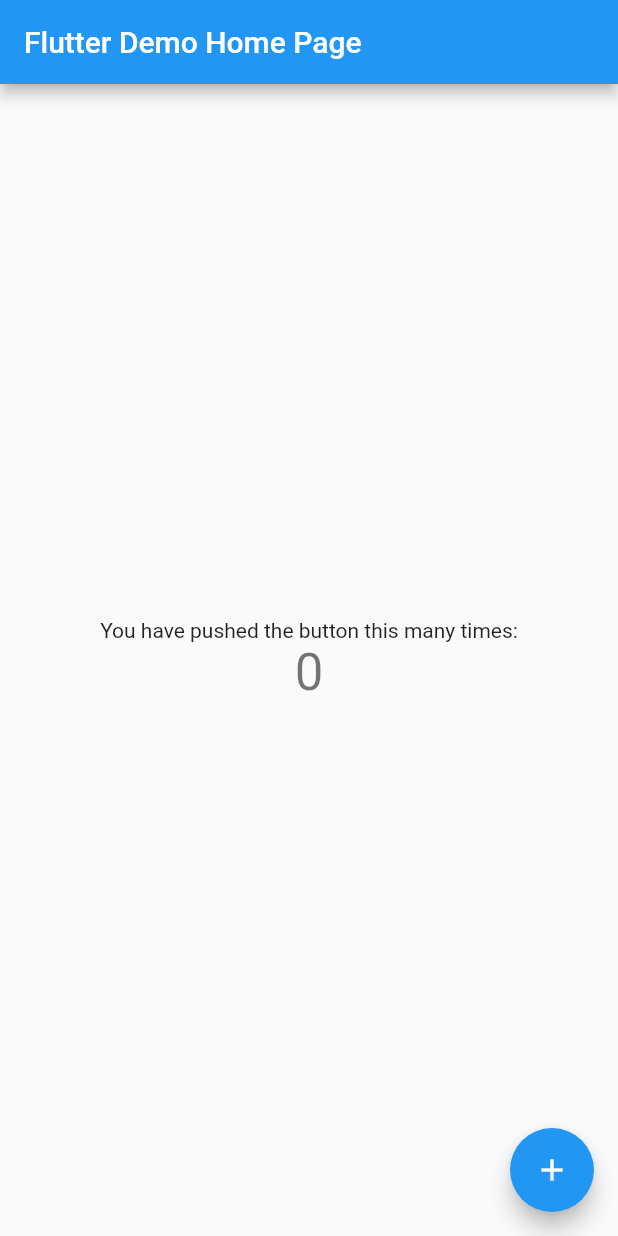
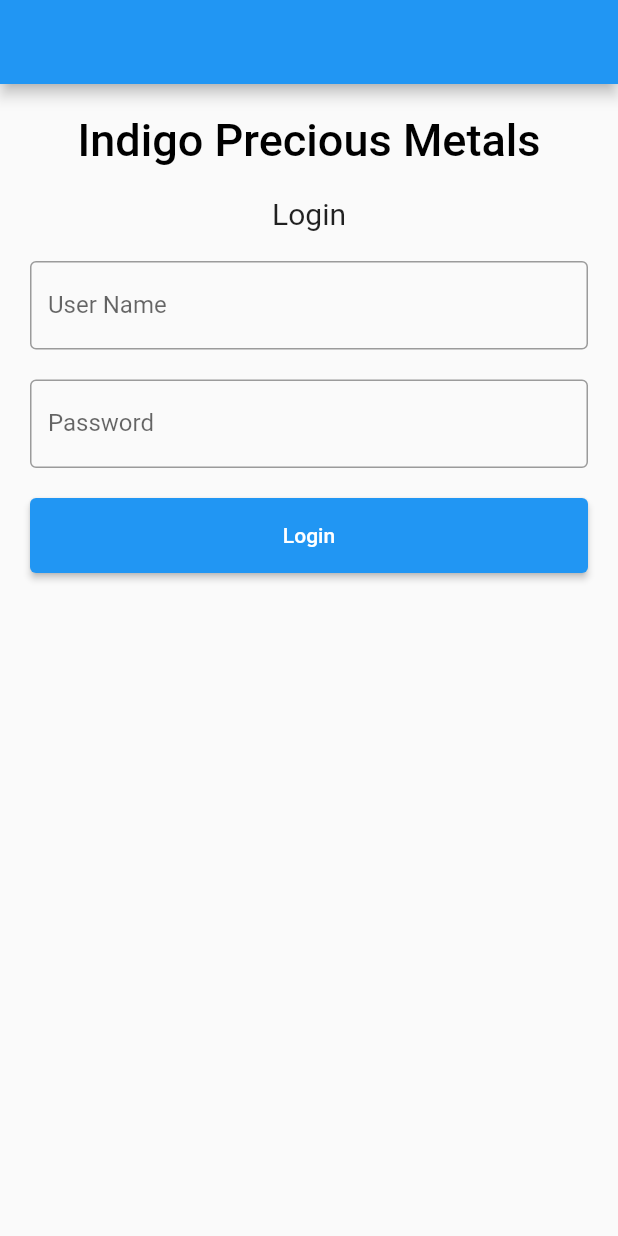
Before and after one commit to MisteryDush/ipm_app, a Flutter app: the screen it shows after launch, on a phone screen of 412 x 824 dp. Run offline on Flutter 3.47's test engine with Material 2 defaults, Android fonts, the phone set to English and light mode, and no system bars; missing offline and left inert: requests.

Commit message:
Create login page

```diff
--- a/lib/main.dart
+++ b/lib/main.dart
@@ -1,115 +1,97 @@
 import 'package:flutter/material.dart';
+import 'api/user.dart';
 
-void main() {
-  runApp(const MyApp());
-}
+void main() => runApp(const MyApp());
 
 class MyApp extends StatelessWidget {
-  const MyApp({super.key});
+  const MyApp({Key? key}) : super(key: key);
 
-  // This widget is the root of your application.
+  static const String _title = '';
+
   @override
   Widget build(BuildContext context) {
     return MaterialApp(
-      title: 'Flutter Demo',
-      theme: ThemeData(
-        // This is the theme of your application.
-        //
-        // Try running your application with "flutter run". You'll see the
-        // application has a blue toolbar. Then, without quitting the app, try
-        // changing the primarySwatch below to Colors.green and then invoke
-        // "hot reload" (press "r" in the console where you ran "flutter run",
-        // or simply save your changes to "hot reload" in a Flutter IDE).
-        // Notice that the counter didn't reset back to zero; the application
-        // is not restarted.
-        primarySwatch: Colors.blue,
+      title: _title,
+      home: Scaffold(
+        appBar: AppBar(title: const Text(_title)),
+        body: const MyStatefulWidget(),
       ),
-      home: const MyHomePage(title: 'Flutter Demo Home Page'),
     );
   }
 }
 
-class MyHomePage extends StatefulWidget {
-  const MyHomePage({super.key, required this.title});
-
-  // This widget is the home page of your application. It is stateful, meaning
-  // that it has a State object (defined below) that contains fields that affect
-  // how it looks.
-
-  // This class is the configuration for the state. It holds the values (in this
-  // case the title) provided by the parent (in this case the App widget) and
-  // used by the build method of the State. Fields in a Widget subclass are
-  // always marked "final".
-
-  final String title;
+class MyStatefulWidget extends StatefulWidget {
+  const MyStatefulWidget({Key? key}) : super(key: key);
 
   @override
-  State<MyHomePage> createState() => _MyHomePageState();
+  State<MyStatefulWidget> createState() => _MyStatefulWidgetState();
 }
 
-class _MyHomePageState extends State<MyHomePage> {
-  int _counter = 0;
-
-  void _incrementCounter() {
-    setState(() {
-      // This call to setState tells the Flutter framework that something has
-      // changed in this State, which causes it to rerun the build method below
-      // so that the display can reflect the updated values. If we changed
-      // _counter without calling setState(), then the build method would not be
-      // called again, and so nothing would appear to happen.
-      _counter++;
-    });
-  }
+class _MyStatefulWidgetState extends State<MyStatefulWidget> {
+  TextEditingController nameController = TextEditingController();
+  TextEditingController passwordController = TextEditingController();
 
   @override
   Widget build(BuildContext context) {
-    // This method is rerun every time setState is called, for instance as done
-    // by the _incrementCounter method above.
-    //
-    // The Flutter framework has been optimized to make rerunning build methods
-    // fast, so that you can just rebuild anything that needs updating rather
-    // than having to individually change instances of widgets.
-    return Scaffold(
-      appBar: AppBar(
-        // Here we take the value from the MyHomePage object that was created by
-        // the App.build method, and use it to set our appbar title.
-        title: Text(widget.title),
-      ),
-      body: Center(
-        // Center is a layout widget. It takes a single child and positions it
-        // in the middle of the parent.
-        child: Column(
-          // Column is also a layout widget. It takes a list of children and
-          // arranges them vertically. By default, it sizes itself to fit its
-          // children horizontally, and tries to be as tall as its parent.
-          //
-          // Invoke "debug painting" (press "p" in the console, choose the
-          // "Toggle Debug Paint" action from the Flutter Inspector in Android
-          // Studio, or the "Toggle Debug Paint" command in Visual Studio Code)
-          // to see the wireframe for each widget.
-          //
-          // Column has various properties to control how it sizes itself and
-          // how it positions its children. Here we use mainAxisAlignment to
-          // center the children vertically; the main axis here is the vertical
-          // axis because Columns are vertical (the cross axis would be
-          // horizontal).
-          mainAxisAlignment: MainAxisAlignment.center,
+    return Padding(
+        padding: const EdgeInsets.all(10),
+        child: ListView(
           children: <Widget>[
-            const Text(
-              'You have pushed the button this many times:',
+            Container(
+                alignment: Alignment.center,
+                padding: const EdgeInsets.all(10),
+                child: const Text(
+                  'Indigo Precious Metals',
+                  style: TextStyle(
+                      color: Colors.black,
+                      fontWeight: FontWeight.w500,
+                      fontSize: 30),
+                )),
+            Container(
+                alignment: Alignment.center,
+                padding: const EdgeInsets.all(10),
+                child: const Text(
+                  'Login',
+                  style: TextStyle(fontSize: 20),
+                )),
+            Container(
+              padding: const EdgeInsets.all(10),
+              child: TextField(
+                controller: nameController,
+                decoration: const InputDecoration(
+                  border: OutlineInputBorder(),
+                  labelText: 'User Name',
+                ),
+              ),
             ),
-            Text(
-              '$_counter',
-              style: Theme.of(context).textTheme.headlineMedium,
+            Container(
+              padding: const EdgeInsets.fromLTRB(10, 10, 10, 20),
+              child: TextField(
+                obscureText: true,
+                controller: passwordController,
+                decoration: const InputDecoration(
+                  border: OutlineInputBorder(),
+                  labelText: 'Password',
+                ),
+              ),
+            ),
+            Container(
+                height: 50,
+                padding: const EdgeInsets.fromLTRB(10, 0, 10, 0),
+                child: ElevatedButton(
+                  child: const Text('Login'),
+                  onPressed: () async {
+                    User user = await User.createUser(nameController.text, passwordController.text);
+                    print('Welcome ${user.getName} !');
+                    print('Total weight: ${user.getTotalWeight}');
+                    print('Total value: \$${user.getTotalValue}');
+                    print('You have these commodities:');
+                    user.getCommodities;
+                    print(user.getInjections);
+                  },
+                )
             ),
           ],
-        ),
-      ),
-      floatingActionButton: FloatingActionButton(
-        onPressed: _incrementCounter,
-        tooltip: 'Increment',
-        child: const Icon(Icons.add),
-      ), // This trailing comma makes auto-formatting nicer for build methods.
-    );
+        ));
   }
 }
```
